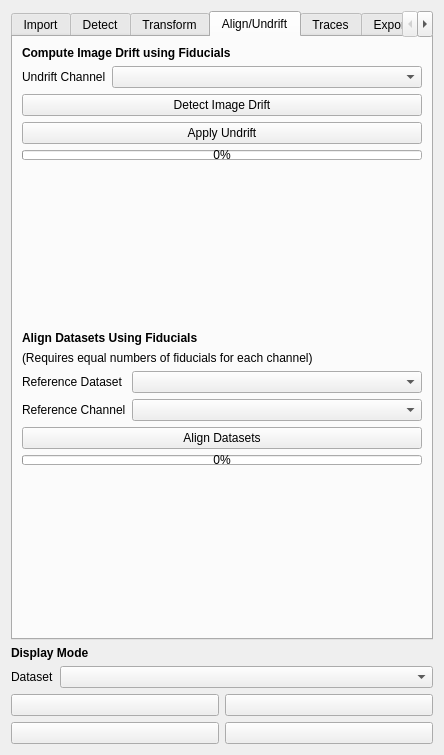
First picture: the form in src/napari_gapseq2/widget_ui.ui, repository piedrro/napari-GapSeq2, before the edit.
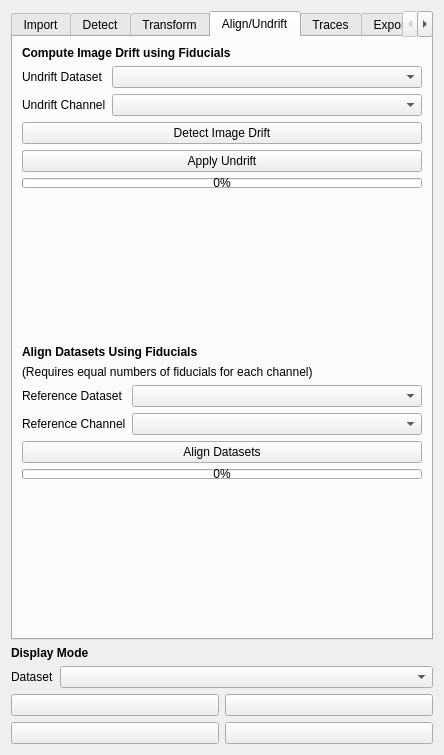
Second picture: the form after the edit. The open tabs and pages were chosen to show the change.

Commit message: fixed dataset name update for traces dict

The edit to the form file:
```diff
--- a/src/napari_gapseq2/widget_ui.ui
+++ b/src/napari_gapseq2/widget_ui.ui
@@ -956,16 +956,26 @@
        </item>
        <item>
         <layout class="QFormLayout" name="formLayout_4">
-         <item row="0" column="0">
+         <item row="1" column="0">
           <widget class="QLabel" name="label_15">
            <property name="text">
             <string>Undrift Channel</string>
            </property>
           </widget>
          </item>
-         <item row="0" column="1">
+         <item row="1" column="1">
           <widget class="QComboBox" name="undrift_channel_selector"/>
          </item>
+         <item row="0" column="0">
+          <widget class="QLabel" name="label_46">
+           <property name="text">
+            <string>Undrift Dataset</string>
+           </property>
+          </widget>
+         </item>
+         <item row="0" column="1">
+          <widget class="QComboBox" name="undrift_dataset_selector"/>
+         </item>
         </layout>
        </item>
        <item>
```
Left out of the diff: 4 changed lines with no effect on the pictures. The commit also changes 6 other files.
